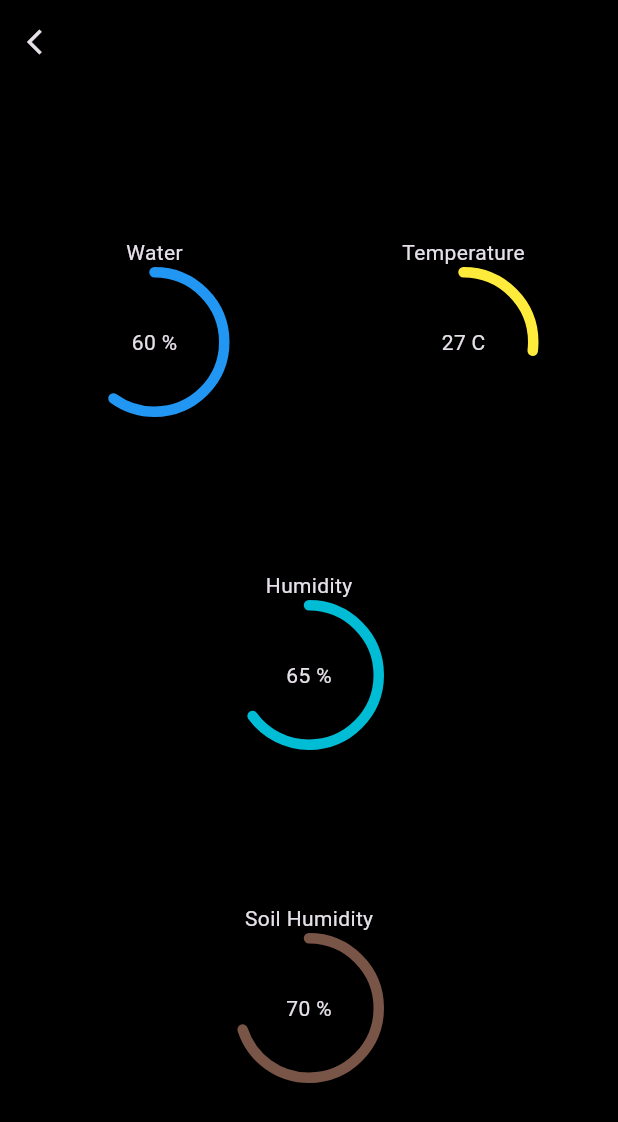
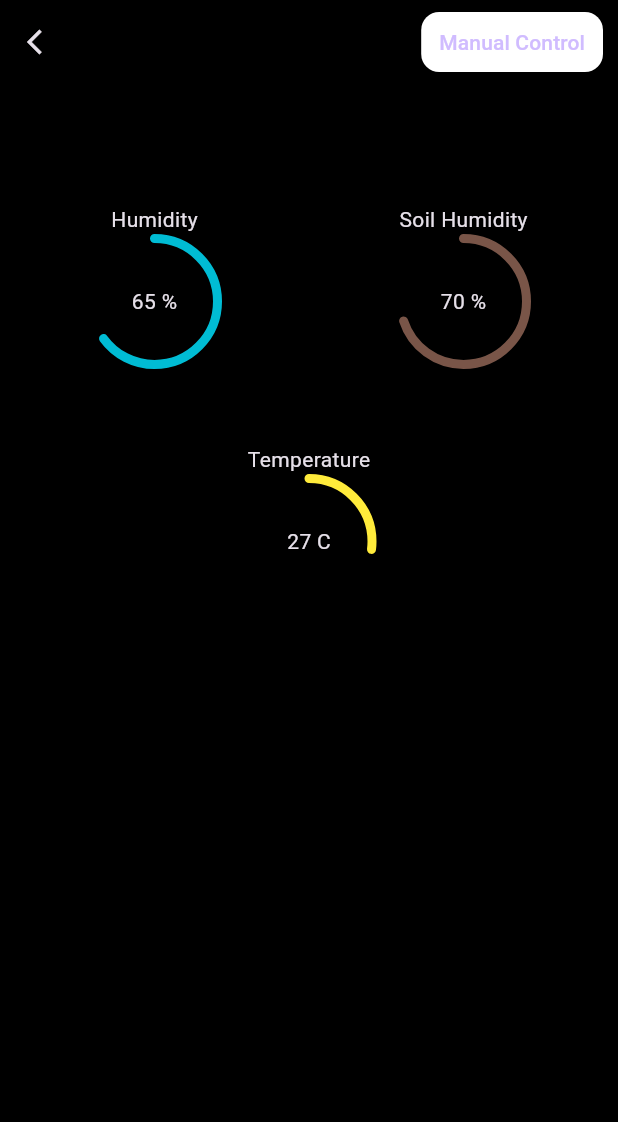
Before and after one commit to ahmedelshahed21/Smart_Farm_App, a Flutter app: the PercentagesView screen opened by its route, on a phone screen of 412 x 824 dp. Shown: the top 1122 px of the screen. Run offline on Flutter 3.47's test engine with Material 3 defaults, Android fonts, the phone set to English and light mode, and no system bars; drawn by our look-alikes of percent_indicator; our stand-ins replace animated_splash_screen, device_preview, flutter_bloc, image_picker, lottie, page_transition and 1 more.

Commit message:
Manual Control Bottom Sheet was added

```diff
--- a/lib/core/widgets/return_icon_button.dart
+++ b/lib/core/widgets/back_icon_button.dart
@@ -1,7 +1,7 @@
 import 'package:flutter/material.dart';
 
-class ReturnIconButton extends StatelessWidget {
-  const ReturnIconButton({super.key,});
+class BackIconButton extends StatelessWidget {
+  const BackIconButton({super.key,});
   @override
   Widget build(BuildContext context) {
     return IconButton(
--- a/lib/core/widgets/circular_percent.dart
+++ b/lib/core/widgets/circular_percent.dart
@@ -23,9 +23,9 @@ class CircularPercent extends StatelessWidget {
       animation: true,
       animationDuration: 4000,
       startAngle: 0,
-      radius: radius ?? 50,
+      radius: radius ?? 45,
       percent: percentage,
-      lineWidth: lineWidth ?? 7,
+      lineWidth: lineWidth ?? 6,
       backgroundColor: Colors.transparent,
       progressColor: progressColor,
       circularStrokeCap: CircularStrokeCap.round,
@@ -40,7 +40,8 @@ class CircularPercent extends StatelessWidget {
         children: [
           Text('${(percentage*100).round()} ',
             style: StylesApp.styleBold30(context).copyWith(
-              fontSize: percentageFontSize
+              fontSize: percentageFontSize,
+              letterSpacing: 0
             )
           ),
           Text(measruingUnit ?? '%',
--- a/lib/core/widgets/custom_icon.dart
+++ b/lib/core/widgets/custom_icon.dart
@@ -1,4 +1,5 @@
 import 'package:flutter/material.dart';
+import 'package:smart_farm/constants.dart';
 
 
 class CustomIcon extends StatelessWidget {
@@ -17,7 +18,7 @@ class CustomIcon extends StatelessWidget {
       height: containerHeight ?? 60,
       width: containerWidth ?? 60,
       decoration: BoxDecoration(
-          color: backgroundColor,
+          color: backgroundColor??kItemColor,
           borderRadius: BorderRadius.circular(radius)
       ),
       child: IconButton(
--- a/lib/core/widgets/custom_text_button.dart
+++ b/lib/core/widgets/custom_text_button.dart
@@ -2,17 +2,18 @@ import 'package:flutter/material.dart';
 import 'package:smart_farm/core/utils/styles_app.dart';
 
 class CustomTextButton extends StatelessWidget{
-  const CustomTextButton({super.key, required this.child, this.onPressed, this.borderRadius, this.backgroundColor, this.textColor, this.fontSize});
+  const CustomTextButton({super.key, required this.child, this.onPressed, this.borderRadius, this.backgroundColor, this.textColor, this.fontSize, this.letterSpacing});
   final String child;
   final void Function()? onPressed;
   final BorderRadius? borderRadius;
   final Color? backgroundColor;
   final Color? textColor;
   final double? fontSize;
+  final double? letterSpacing;
 
   @override
   Widget build(BuildContext context) {
-    // TODO: implement build
+
     return TextButton(
       style: TextButton.styleFrom(
         backgroundColor: backgroundColor ?? Colors.white,
@@ -24,10 +25,15 @@ class CustomTextButton extends StatelessWidget{
         )
       ),
       onPressed: onPressed,
-      child: Text(child,
-        style: StylesApp.styleSemiBold18(context).copyWith(
-          color: textColor
-        )
+      child: FittedBox(
+        //fit: BoxFit.scaleDown,
+        child: Text(child,
+          style: StylesApp.styleSemiBold18(context).copyWith(
+            color: textColor,
+            fontSize: fontSize,
+            letterSpacing: letterSpacing
+          )
+        ),
       ),
     );
   }
--- a/lib/features/custom plant/presentation/views/custom_plant_data_view.dart
+++ b/lib/features/custom plant/presentation/views/custom_plant_data_view.dart
@@ -29,10 +29,10 @@ class CustomPlantDataView extends StatelessWidget{
             PlantDataSection(water: category.water,temp: category.temp,humidity: category.humidity,soilHumidity: category.soilHumidity,),
             const Expanded(child: SizedBox()),
             PlantAction(
-              onPressedManualButton: (){
+              onPressedCustomizeButton: (){
                 Navigator.pushNamed(context, ManualControlView.id);
               },
-              onPressedAutomaticButton: (){
+              onPressedSensorReadings: (){
                 Navigator.pushNamed(context, PercentagesView.id);
               },
             ),
--- a/lib/features/home/presentation/views/home_view.dart
+++ b/lib/features/home/presentation/views/home_view.dart
@@ -21,6 +21,7 @@ class HomeView extends StatelessWidget{
       ),
       body:
       const Column(
+        mainAxisSize: MainAxisSize.min,
         children: [
           CustomHorizontalListView(),
           CustomPlantContainer(),
--- a/lib/features/home/presentation/views/widgets/custom_plant_container.dart
+++ b/lib/features/home/presentation/views/widgets/custom_plant_container.dart
@@ -1,4 +1,6 @@
+import 'package:flutter/cupertino.dart';
 import 'package:flutter/material.dart';
+import 'package:flutter/widgets.dart';
 import 'package:lottie/lottie.dart';
 import 'package:smart_farm/constants.dart';
 import 'package:smart_farm/core/utils/assets_app.dart';
@@ -16,9 +18,8 @@ class CustomPlantContainer extends StatelessWidget{
         Navigator.pushNamed(context, AddingCustomPlantView.id);
       },
       child: Container(
-        width: 250,
+        width: 270,
         height: 100,
-        margin: const EdgeInsets.only(bottom: 100),
         decoration: BoxDecoration(
             color: kPrimaryColor,
             borderRadius: BorderRadius.circular(16)
--- a/lib/features/login/presentation/views/login_view.dart
+++ b/lib/features/login/presentation/views/login_view.dart
@@ -1,4 +1,6 @@
+import 'package:flutter/cupertino.dart';
 import 'package:flutter/material.dart';
+import 'package:flutter/widgets.dart';
 import 'package:smart_farm/features/login/presentation/views/widgets/animations_section.dart';
 import 'package:smart_farm/features/login/presentation/views/widgets/login_section.dart';
 
--- a/lib/features/login/presentation/views/widgets/animations_section.dart
+++ b/lib/features/login/presentation/views/widgets/animations_section.dart
@@ -34,9 +34,7 @@ class _AnimationSectionState extends State<AnimationSection> with SingleTickerPr
   }
   @override
   Widget build(BuildContext context) {
-    return Padding(
-      padding: const EdgeInsets.only(top: 24.0),
-      child: Column(
+    return Column(
       children: [
         Stack(
           alignment: Alignment.bottomLeft,
@@ -64,7 +62,6 @@ class _AnimationSectionState extends State<AnimationSection> with SingleTickerPr
           ),
         ),
       ],
-      ),
     );
   }
 }
--- a/lib/features/plant/presentation/views/plant_view.dart
+++ b/lib/features/plant/presentation/views/plant_view.dart
@@ -45,10 +45,10 @@ class PlantView extends StatelessWidget{
               ),
               const Expanded(child: SizedBox()),
               PlantAction(
-                onPressedManualButton: (){
+                onPressedCustomizeButton: (){
                   Navigator.pushNamed(context, ManualControlView.id);
                 },
-                onPressedAutomaticButton: (){
+                onPressedSensorReadings: (){
                   Navigator.pushNamed(context, PercentagesView.id);
 
                 },
--- a/lib/features/splash/presentation/views/splash_view.dart
+++ b/lib/features/splash/presentation/views/splash_view.dart
@@ -27,7 +27,6 @@ class _SplashViewState extends State<SplashView> {
         splashIconSize: 250,
         duration: 5000,
         animationDuration: const Duration(seconds: 3),
-        //splashTransition: SplashTransition.rotationTransition,
       ),
 
     );
--- a/lib/views/manual_control_view.dart
+++ b/lib/views/manual_control_view.dart
@@ -1,7 +1,6 @@
 import 'package:flutter/material.dart';
 import 'package:smart_farm/core/widgets/circular_percent.dart';
 import 'package:smart_farm/core/widgets/custom_text_button.dart';
-import 'package:smart_farm/core/widgets/default_button.dart';
 
 class ManualControlView extends StatefulWidget{
 
--- a/lib/views/percentages_view.dart
+++ b/lib/views/percentages_view.dart
@@ -1,5 +1,8 @@
 import 'package:flutter/material.dart';
 import 'package:smart_farm/core/widgets/circular_percent.dart';
+import 'package:smart_farm/core/widgets/custom_text_button.dart';
+import 'package:smart_farm/core/widgets/manual_control_card.dart';
+
 
 class PercentagesView extends StatelessWidget{
   const PercentagesView({super.key});
@@ -7,37 +10,83 @@ class PercentagesView extends StatelessWidget{
   @override
   Widget build(BuildContext context) {
     return Scaffold(
-      appBar: AppBar(),
+      appBar: AppBar(
+        actions: [
+          CustomTextButton(
+            child: 'Manual Control',
+            onPressed: (){
+              buildManualControlBottomSheet(context);
+            },
+            borderRadius: BorderRadius.circular(12),
+          ),
+          const SizedBox(width: 10),
+        ],
+      ),
       body: Column(
-        mainAxisAlignment: MainAxisAlignment.spaceEvenly,
+        //mainAxisAlignment: MainAxisAlignment.spaceEvenly,
         children: [
-          Row(
+          const SizedBox(height: 80,),
+          const Row(
             mainAxisAlignment: MainAxisAlignment.spaceAround,
             children: [
-              const CircularPercent(
-                  name:'Water',
-                  percentage: 0.6,
-                  progressColor: Colors.blue
+              CircularPercent(
+                  name:'Humidity',percentage: 0.65,
+                  progressColor: Colors.cyan
               ),
               CircularPercent(
-                  name:'Temperature',
-                  percentage: 0.27,
-                  progressColor: Colors.yellow.shade500,
-                  measruingUnit: 'C'
+                  name:'Soil Humidity',percentage: 0.7,
+                  progressColor: Colors.brown
               ),
+
             ],
           ),
-          const CircularPercent(
-              name:'Humidity',percentage: 0.65,
-              progressColor: Colors.cyan
-          ),
-          const CircularPercent(
-              name:'Soil Humidity',percentage: 0.7,
-              progressColor: Colors.brown
+          const SizedBox(height: 50,),
+          CircularPercent(
+              name:'Temperature',
+              percentage: 0.27,
+              progressColor: Colors.yellow.shade500,
+              measruingUnit: 'C'
           ),
         ],
       ),
 
     );
   }
+
+  Future<dynamic> buildManualControlBottomSheet(BuildContext context) {
+    return showModalBottomSheet(
+                backgroundColor: const Color(0xFF1e1e1e),
+                context: context,
+                builder: (context){
+                  return Column(
+                    mainAxisSize: MainAxisSize.min,
+                    mainAxisAlignment: MainAxisAlignment.spaceEvenly,
+                    children: [
+                      const SizedBox(height: 40,),
+                      ManualControlCard(
+                        icon: Icons.water_drop_outlined,
+                        iconColor: Colors.blue,
+                        title: 'water',
+                        status: 'OPEN',
+                        onPressed: (){
+
+                        },
+                      ),
+
+                      const SizedBox(height: 20,),
+                      ManualControlCard(
+                        icon: Icons.roofing,
+                        iconColor: Colors.brown,
+                        title: 'Roof',
+                        status: 'CLOSED',
+                        onPressed: (){
+
+                        },
+                      ),
+                      const SizedBox(height: 40,)
+                    ],
+                  );
+                }
+            );
+  }
 }
```
Also changed, not shown: lib/core/widgets/default_button.dart (+5 -2 lines), lib/core/widgets/plant_action.dart (+7 -7 lines), lib/features/custom plant/presentation/views/widgets/image_source_card.dart (+4 -4 lines), lib/features/custom plant/presentation/views/widgets/plant_image.dart (+12 -8 lines), lib/main.dart (+10 -3 lines), lib/constants.dart (line endings or trailing spaces), 1 other file. Lines whose indentation alone changed are shown as unchanged.
